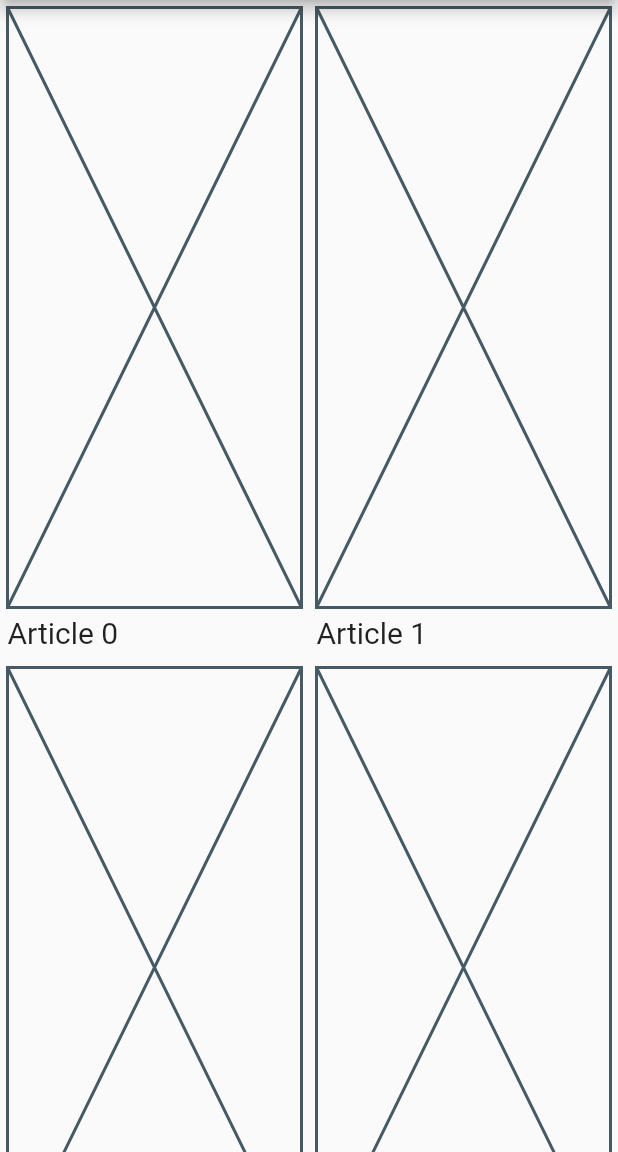
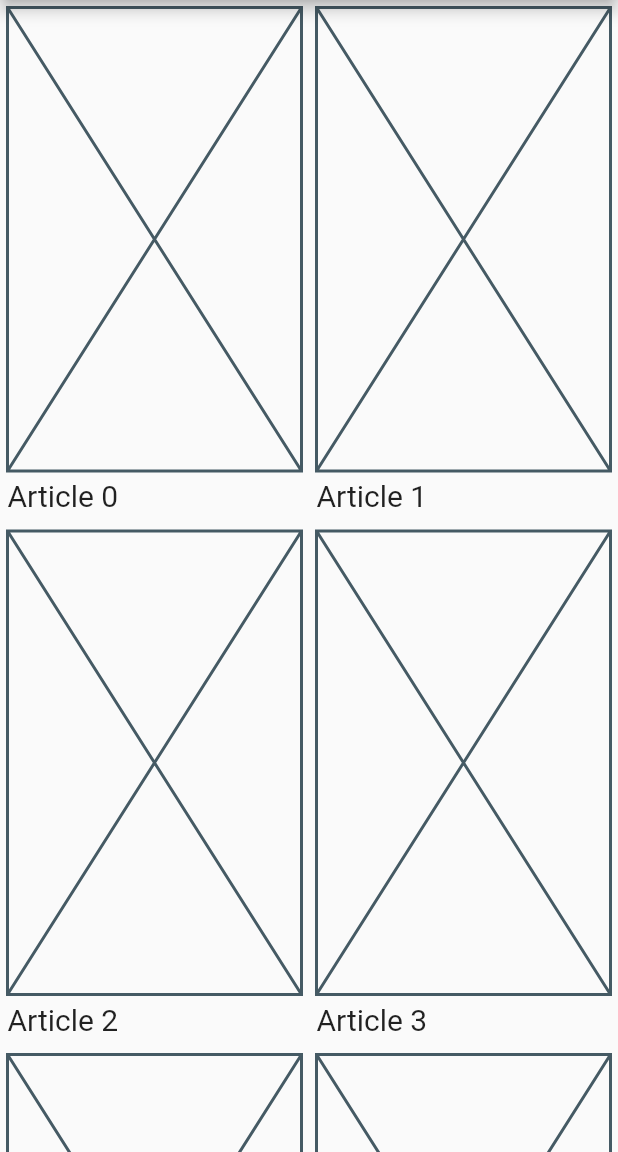
Before and after one commit to manuelJung/flutter-test, a Flutter app: the ListingRoute screen opened directly, on a phone screen of 412 x 824 dp, the part 84-1236 px from its top. Run offline on Flutter 3.47's test engine with Material 2 defaults, Android fonts, the phone set to English and light mode, and no system bars; our stand-ins replace flutter_mobx, mobx; generated files the repository leaves out were written again.

```diff
--- a/lib/routes/listing/index.dart
+++ b/lib/routes/listing/index.dart
@@ -1,9 +1,7 @@
 import 'package:flutter/material.dart';
 import 'package:flutter_app/stores/product_list.dart';
-import 'package:flutter_mobx/flutter_mobx.dart';
 import 'package:provider/provider.dart';
-import './loading_indicator.dart';
-import './product_widget.dart';
+import './product_list.dart';
 
 class ListingRoute extends StatelessWidget {
   final InitialFilters initialFilters;
@@ -11,50 +9,14 @@ class ListingRoute extends StatelessWidget {
 
   @override
   Widget build(BuildContext context) {
-    return Provider<ProductList>(
-      create: (_) => ProductList(initialFilters, []),
+    return Provider<ProductListStore>(
+      create: (_) => ProductListStore(initialFilters, []),
       child: Scaffold(
         appBar: AppBar(
           title: const Text('Listing'),
         ),
-        body: _buildProductList(),
+        body: const ProductList(),
       ),
     );
   }
-
-  int _calcItemCount(ProductList store) {
-    return store.canFetchNextPage
-        ? (store.hits.length / 2).ceil() + 1
-        : (store.hits.length / 2).ceil();
-  }
-
-  Widget _createProductListRow(ProductList store, int i) {
-    return Row(
-      mainAxisAlignment: MainAxisAlignment.spaceEvenly,
-      children: [
-        ProductWidget(hit: store.hits[i * 2 + 0]),
-        (store.hits.length - 2) >= (i * 2)
-            ? ProductWidget(hit: store.hits[i * 2 + 1])
-            : const Expanded(child: Text(''))
-      ],
-    );
-  }
-
-  Widget _buildProductList() {
-    return Observer(
-      builder: (context) {
-        return Center(child: Observer(builder: (_) {
-          var store = context.read<ProductList>();
-          return ListView.builder(
-              itemCount: _calcItemCount(store),
-              itemBuilder: (context, i) {
-                if (i == (store.hits.length / 2).ceil()) {
-                  return const LoadingIndicator();
-                }
-                return _createProductListRow(store, i);
-              });
-        }));
-      },
-    );
-  }
 }
--- a/lib/routes/listing/loading_indicator.dart
+++ b/lib/routes/listing/loading_indicator.dart
@@ -9,7 +9,7 @@ class LoadingIndicator extends StatelessWidget {
 
   @override
   Widget build(BuildContext context) {
-    context.read<ProductList>().incrementPage();
+    context.read<ProductListStore>().incrementPage();
     return const SizedBox(
       height: 500,
       child: Center(
--- /dev/null
+++ b/lib/routes/listing/product_list.dart
@@ -0,0 +1,50 @@
+import 'package:flutter_mobx/flutter_mobx.dart';
+import './product_widget.dart';
+import 'package:flutter/material.dart';
+import 'package:provider/provider.dart';
+import 'package:flutter_app/stores/product_list.dart';
+import './loading_indicator.dart';
+
+class ProductList extends StatelessWidget {
+  const ProductList({super.key});
+
+  @override
+  Widget build(BuildContext context) {
+    return Observer(
+      builder: (context) {
+        return Center(child: Observer(builder: (_) {
+          var store = context.read<ProductListStore>();
+          return ListView.builder(
+              itemCount: _calcItemCount(store),
+              itemBuilder: (context, i) {
+                if (i == (store.hits.length / 2).ceil()) {
+                  return const LoadingIndicator();
+                }
+                return _createProductListRow(store, i);
+              });
+        }));
+      },
+    );
+  }
+
+  int _calcItemCount(ProductListStore store) {
+    return store.canFetchNextPage
+        ? (store.hits.length / 2).ceil() + 1
+        : (store.hits.length / 2).ceil();
+  }
+
+  Widget _createProductListRow(ProductListStore store, int i) {
+    return Row(
+      mainAxisAlignment: MainAxisAlignment.spaceEvenly,
+      children: [
+        ProductWidget(store: store, hitIndex: i * 2 + 0),
+        (store.hits.length - 2) >= (i * 2)
+            ? ProductWidget(
+                store: store,
+                hitIndex: i * 2 + 1,
+              )
+            : const Expanded(child: Text(''))
+      ],
+    );
+  }
+}
--- a/lib/routes/listing/product_widget.dart
+++ b/lib/routes/listing/product_widget.dart
@@ -3,26 +3,34 @@ import 'package:flutter_app/stores/product_list.dart';
 import '../pdp/index.dart';
 
 class ProductWidget extends StatelessWidget {
-  final Hit hit;
-  const ProductWidget({Key? key, required this.hit}) : super(key: key);
+  final ProductListStore store;
+  final int hitIndex;
+  const ProductWidget({Key? key, required this.store, required this.hitIndex})
+      : super(key: key);
 
   @override
   Widget build(BuildContext context) {
+    var size = MediaQuery.of(context).size;
     return Expanded(
         child: InkWell(
       onTap: () {
         Navigator.push(
-            context, MaterialPageRoute(builder: (context) => const PDPRoute()));
+            context,
+            MaterialPageRoute(
+                builder: (context) => PDPRoute(
+                      store: store,
+                      index: hitIndex,
+                    )));
       },
       child: Container(
         margin: const EdgeInsets.all(5),
         child: Column(
           children: [
-            const Placeholder(fallbackHeight: 400),
+            Placeholder(fallbackHeight: ((size.width / 2) * 1.5)),
             Container(
               alignment: Alignment.topLeft,
               child: Text(
-                hit.title,
+                store.hits[hitIndex].title,
                 overflow: TextOverflow.ellipsis,
                 maxLines: 1,
                 style: const TextStyle(fontSize: 20, height: 1.5),
--- a/lib/routes/pdp/index.dart
+++ b/lib/routes/pdp/index.dart
@@ -1,7 +1,10 @@
 import 'package:flutter/material.dart';
+import 'package:flutter_app/stores/product_list.dart';
 
 class PDPRoute extends StatelessWidget {
-  const PDPRoute({super.key});
+  final ProductListStore store;
+  final int index;
+  const PDPRoute({super.key, required this.store, required this.index});
 
   @override
   Widget build(BuildContext context) {
@@ -9,6 +12,6 @@ class PDPRoute extends StatelessWidget {
         appBar: AppBar(
           title: const Text('PDP'),
         ),
-        body: const Center(child: Text('PDP!')));
+        body: Center(child: Text(store.hits[index].title)));
   }
 }
--- a/lib/stores/product_list.dart
+++ b/lib/stores/product_list.dart
@@ -2,7 +2,7 @@ import 'package:mobx/mobx.dart';
 
 part 'product_list.g.dart';
 
-class ProductList = ProductListBase with _$ProductList;
+class ProductListStore = ProductListBase with _$ProductListStore;
 
 abstract class ProductListBase with Store {
   @observable
```
Also changed, not shown: lib/stores/product_list.g.dart.
